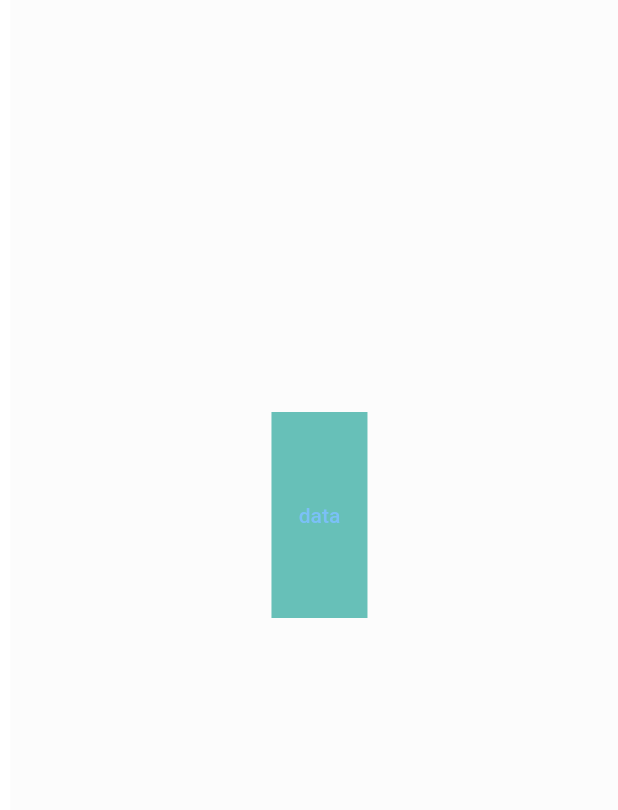
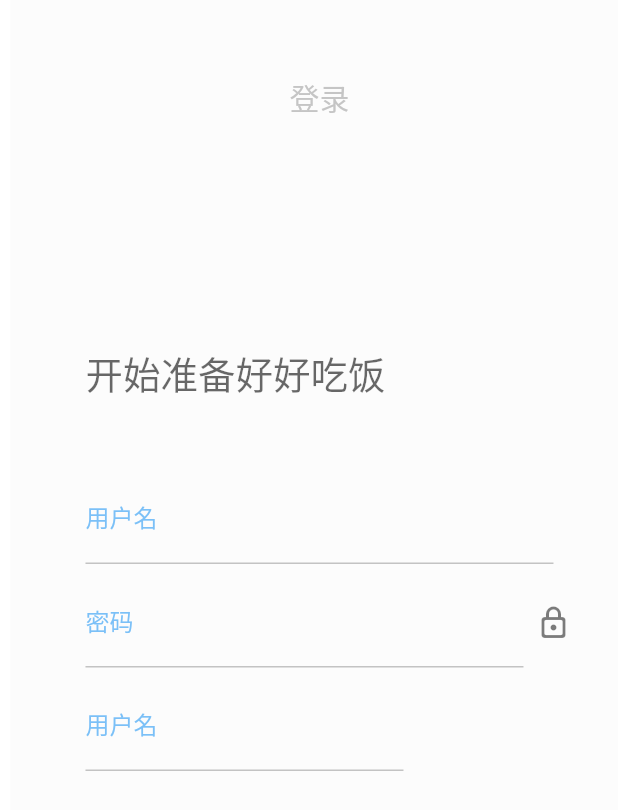
Before and after one commit to qd98xuan/food_menu_flutter, a Flutter app: the first screen one second after launch, on a phone screen of 412 x 824 dp. Shown: the top 810 px of the screen. Run offline on Flutter 3.47's test engine with Material 2 defaults, Android fonts, the phone set to English and light mode, and no system bars.

Commit message:
登录页面绘制

```diff
--- a/lib/login.dart
+++ b/lib/login.dart
@@ -1,12 +1,13 @@
 import 'package:flutter/cupertino.dart';
 import 'package:flutter/material.dart';
 
+// 登录页面
 class LoginPage extends StatelessWidget {
   const LoginPage({Key? key}) : super(key: key);
 
   @override
   Widget build(BuildContext context) {
-    return const Scaffold(body: LoginBody());
+    return const Scaffold(body: LoginBody(),resizeToAvoidBottomInset: false,);
   }
 }
 
@@ -19,6 +20,10 @@ class LoginBody extends StatefulWidget {
 
 class _LoginBodyState extends State<LoginBody> {
   double logoPaddingTop = 300.0;
+  bool isObscureText = true;
+  TextEditingController userName = TextEditingController();
+  TextEditingController password = TextEditingController();
+  TextEditingController verificationCode = TextEditingController();
 
   @override
   void initState() {
@@ -34,42 +39,85 @@ class _LoginBodyState extends State<LoginBody> {
     });
   }
 
+  double leftPadding = 50.0;
+
   @override
   Widget build(BuildContext context) {
     return Center(
       child: Column(
         children: [
-          Expanded(
-            child: AnimatedPadding(
-              duration: const Duration(milliseconds: 500),
-              padding: EdgeInsets.fromLTRB(0, logoPaddingTop, 0, 0),
-              child: Center(
-                child: Text(
-                  "我的菜谱",
-                  style: TextStyle(color: Colors.teal, fontSize: 50),
+          Container(
+            padding: const EdgeInsets.fromLTRB(0, 50, 0, 0),
+            child: const Text(
+              "登录",
+              style: TextStyle(color: Colors.grey, fontSize: 20),
+            ),
+          ),
+          Container(
+              width: MediaQuery.of(context).size.width,
+              padding: EdgeInsets.fromLTRB(leftPadding, 150, 0, 0),
+              child: const Text(
+                "开始准备好好吃饭",
+                style: TextStyle(
+                  fontSize: 25,
+                  color: Colors.black,
                 ),
-              ),
-              curve: Curves.easeIn,
-            ),
-            flex: 2,
-          ),
-          Expanded(
-            child: Container(
-              color: Colors.teal,
-              child: TextButton(
-                child: Text("data"),
-                onPressed: () {},
+              )),
+          Container(
+            padding: EdgeInsets.fromLTRB(leftPadding, 50, leftPadding, 0),
+            child: TextField(
+              controller: userName,
+              decoration: const InputDecoration(
+                labelText: "用户名",
+                labelStyle: TextStyle(color: Colors.blue),
               ),
             ),
-            flex: 1,
           ),
-          Expanded(
-            child: Container(),
-            flex: 1,
-          ),
-          Expanded(
-            child: Container(),
-            flex: 1,
+          Container(
+              padding: EdgeInsets.fromLTRB(leftPadding, 10, leftPadding, 0),
+              child: Row(
+                children: [
+                  SizedBox(
+                    width: MediaQuery.of(context).size.width -
+                        2 * leftPadding -
+                        20,
+                    child: TextField(
+                      controller: password,
+                      obscureText: isObscureText,
+                      decoration: const InputDecoration(
+                          labelText: "密码",
+                          labelStyle: TextStyle(color: Colors.blue)),
+                    ),
+                  ),
+                  SizedBox(
+                    width: 20,
+                    child: IconButton(
+                        onPressed: () {
+                          setState(() {
+                            isObscureText = !isObscureText;
+                          });
+                        },
+                        icon: Icon(
+                            getLockWidget(isObscureText))), //Icons.lock_open
+                  )
+                ],
+              )),
+          Container(
+            padding: EdgeInsets.fromLTRB(leftPadding, 10, leftPadding, 0),
+            child: Row(
+              children: [
+                SizedBox(
+                  width: MediaQuery.of(context).size.width - 4 * leftPadding,
+                  child: TextField(
+                    controller: verificationCode,
+                    decoration: const InputDecoration(
+                      labelText: "用户名",
+                      labelStyle: TextStyle(color: Colors.blue),
+                    ),
+                  ),
+                ),
+              ],
+            ),
           ),
           Expanded(
             child: Container(),
@@ -77,15 +125,14 @@ class _LoginBodyState extends State<LoginBody> {
           ),
         ],
       ),
-      // child: Column(
-      //   children: [
-      //     AnimatedPadding(padding: EdgeInsets.fromLTRB(0, logoPaddingTop, 0, 0), duration: Duration(seconds: 1))
-      //     Container(
-      //       padding: const EdgeInsets.fromLTRB(0, , 0, 0),
-      //       child: Text("我的菜谱",style: TextStyle(color: Colors.teal,fontSize: 30),),
-      //     )
-      //   ],
-      // ),
     );
   }
+
+  IconData getLockWidget(isObscureText) {
+    if (isObscureText) {
+      return Icons.lock_outline_rounded;
+    } else {
+      return Icons.lock_open_rounded;
+    }
+  }
 }
--- a/lib/splash.dart
+++ b/lib/splash.dart
@@ -5,6 +5,7 @@ import 'package:food_menu/main.dart';
 
 import 'login.dart';
 
+// 启动页面
 class Splash extends StatefulWidget {
   const Splash({Key? key}) : super(key: key);
 
```
